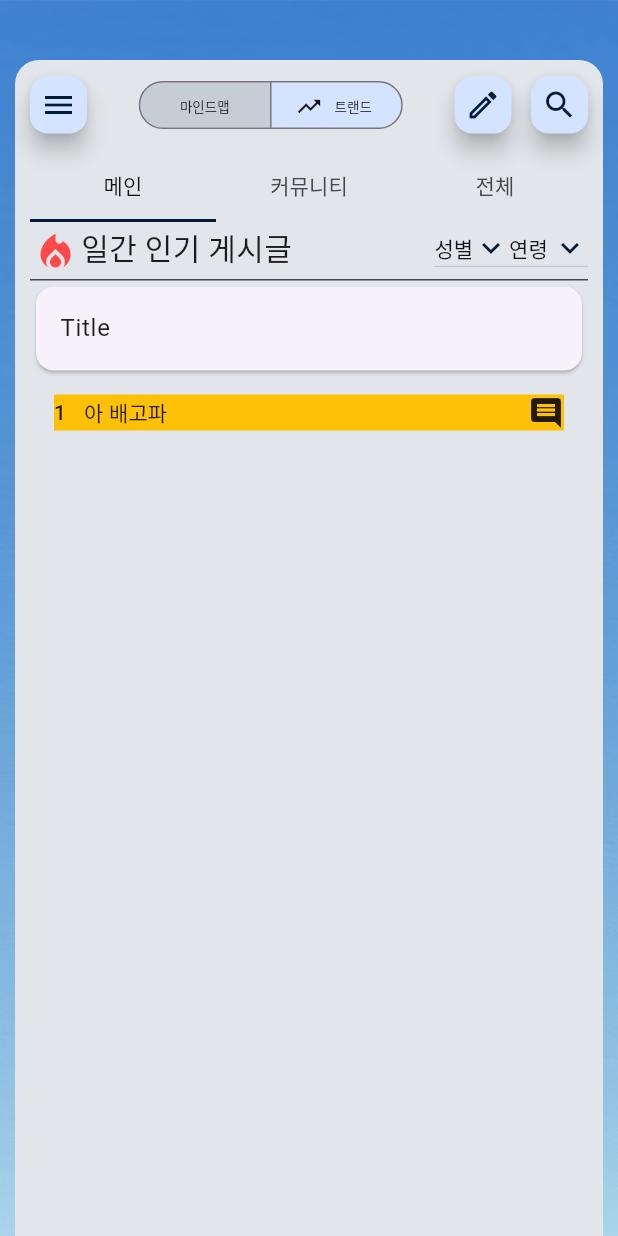
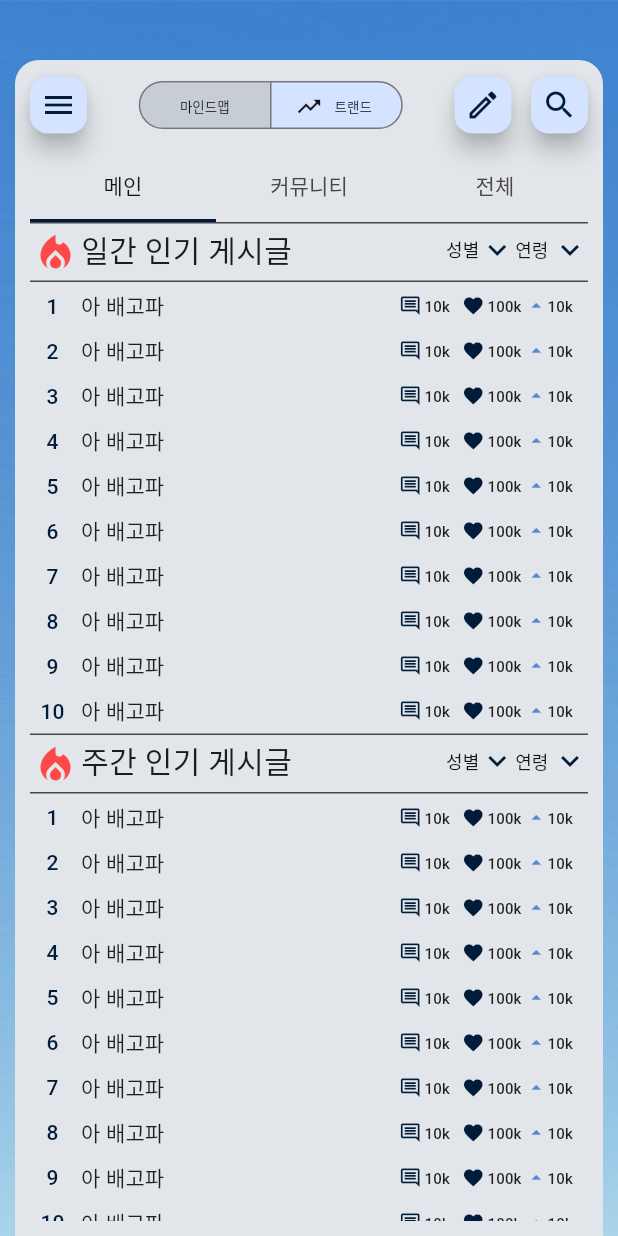
Before and after one commit to Capstone-Design-LAXY/LAXY-Client, a Flutter app: the screen it shows after launch, on a phone screen of 412 x 824 dp. Run offline on Flutter 3.47's test engine with Material 3 defaults, Android fonts, the phone set to English and light mode, and no system bars.

Commit message:
트랜드 - 메인 - 화면 구성 완료

```diff
--- /dev/null
+++ b/lib/common/component/post_ranking_list_tile.dart
@@ -0,0 +1,69 @@
+import 'package:flutter/material.dart';
+
+class PostRankingListTile extends StatelessWidget {
+  final int? rank;
+
+  const PostRankingListTile({
+    this.rank = 1,
+    Key? key,
+  }) : super(key: key);
+
+  @override
+  Widget build(BuildContext context) {
+    // TODO: 테마 적용
+    return SizedBox(
+      height: 30,
+      child: MaterialButton(
+        // color: Colors.amber,
+        onPressed: () {},
+        elevation: 0,
+        padding: EdgeInsets.zero,
+        child: Row(
+          children: [
+            Container(
+              // color: Colors.black,
+              height: 20,
+              width: 30,
+              child: Text('$rank', style: TextStyle(color: Color(0xFF001C3A)), textAlign: TextAlign.center,),
+            ),
+            SizedBox(width: 4,),
+            Text('아 배고파'),
+            Expanded(child: SizedBox()),
+            Row(
+              children: [
+                Icon(Icons.comment_outlined, size: 15, color: Color(0xFF001C3A),),
+                SizedBox(width: 2,),
+                Container(
+                    width: 23,
+                    child: Text('10k', style: TextStyle(fontSize: 10))
+                ),
+              ],
+            ),
+            SizedBox(width: 2,),
+            Row(
+              children: [
+                Icon(Icons.favorite, size: 15, color: Color(0xFF001C3A),),
+                SizedBox(width: 2,),
+                Container(
+                  width: 23,
+                  child: Text('100k', style: TextStyle(fontSize: 10))
+                ),
+              ],
+            ),
+            SizedBox(width: 2,),
+            Row(
+              children: [
+                Icon(Icons.arrow_drop_up, size: 15, color: Color(0xFF5589D3),),
+                Container(
+                    width: 23,
+                    child: Text('10k', style: TextStyle(fontSize: 10))
+                ),
+              ],
+            ),
+            SizedBox(width: 4,),
+          ],
+        ),
+      ),
+    );
+  }
+}
--- /dev/null
+++ b/lib/common/component/trends_main_tab_view.dart
@@ -0,0 +1,221 @@
+import 'package:flutter/material.dart';
+import 'package:laxy/common/component/post_ranking_list_tile.dart';
+
+class TrendsMainTabView extends StatefulWidget {
+
+  const TrendsMainTabView({
+    Key? key,
+  }) : super(key: key);
+
+  @override
+  State<TrendsMainTabView> createState() => _TrendsMainTabView();
+}
+
+enum Main{ mindMap, trends }
+const List<String> ageList = <String>['연령', '10대', '20대', '30대', '40대', '50대', '60대'];
+const List<String> genderList = <String>['성별', '남자', '여자', '기타'];
+
+class _TrendsMainTabView extends State<TrendsMainTabView>
+    with SingleTickerProviderStateMixin {
+  late TabController controller;
+  Main mainView = Main.trends;
+  String dropdownValueAge = ageList.first;
+  String dropdownValueGender = genderList.first;
+
+  @override
+  void initState() {
+    super.initState();
+
+    controller = TabController(length: 3, vsync: this);
+  }
+
+  @override
+  void dispose() {
+    controller.dispose();
+    super.dispose();
+  }
+
+  @override
+  Widget build(BuildContext context) {
+    // TODO: 테마 적용
+    return ListView(
+      children: [
+        // 헤더
+        Divider(height: 1, color: Color(0xFF48464C),),
+        Container(
+          child: Row(
+            children: [
+              Padding(
+                padding: const EdgeInsets.only(top: 5, left: 2, right: 2),
+                child: Icon(Icons.local_fire_department, color: Color(0xFFFF4949), size: 30,),
+              ),
+              Text(
+                '일간 인기 게시글',
+                style: TextStyle(
+                    fontSize: 20,
+                    fontWeight: FontWeight.w200
+                ),
+              ),
+              Expanded(child: SizedBox(),),
+              // 드롭다운
+              Container(
+                  child: DropdownButton<String>(
+                    value: dropdownValueGender,
+                    underline: SizedBox.shrink(),
+                    icon: const Icon(Icons.expand_more, color: Color(0xFF001C3A),),
+                    style: TextStyle(
+                        fontSize: 12,
+                        color: Color(0xFF141218)
+                    ),
+                    dropdownColor: Color(0xFFFFFFFF),
+                    isDense: true,
+                    onChanged: (String? genderValue) {
+                      setState(() {
+                        dropdownValueGender = genderValue!;
+                      });
+                    },
+                    items: genderList.map<DropdownMenuItem<String>>((String genderValue) {
+                      return DropdownMenuItem<String>(
+                        value: genderValue,
+                        child: Text(genderValue),
+                      );
+                    }).toList(),
+                  )
+              ),
+              Container(
+                  child: DropdownButton<String>(
+                    value: dropdownValueAge,
+                    underline: SizedBox.shrink(),
+                    icon: const Icon(Icons.expand_more, color: Color(0xFF001C3A),),
+                    style: TextStyle(
+                        fontSize: 12,
+                        color: Color(0xFF141218)
+                    ),
+                    dropdownColor: Color(0xFFFFFFFF),
+                    isDense: true,
+                    onChanged: (String? ageValue) {
+                      setState(() {
+                        dropdownValueAge = ageValue!;
+                      });
+                    },
+                    items: ageList.map<DropdownMenuItem<String>>((String ageValue) {
+                      return DropdownMenuItem<String>(
+                        value: ageValue,
+                        child: Text(ageValue),
+                      );
+                    }).toList(),
+                  )
+              )
+            ],
+          ),
+        ),
+        Padding(
+          padding: const EdgeInsets.only(top: 3, bottom: 1),
+          child: Divider(height: 1, color: Color(0xFF48464C),),
+        ),
+        Column(
+          children: <Widget>[
+            // 리스트
+            PostRankingListTile(rank: 1,),
+            PostRankingListTile(rank: 2,),
+            PostRankingListTile(rank: 3,),
+            PostRankingListTile(rank: 4,),
+            PostRankingListTile(rank: 5,),
+            PostRankingListTile(rank: 6,),
+            PostRankingListTile(rank: 7,),
+            PostRankingListTile(rank: 8,),
+            PostRankingListTile(rank: 9,),
+            PostRankingListTile(rank: 10,),
+          ],
+        ),
+        Divider(height: 1, color: Color(0xFF48464C),),
+        Container(
+          child: Row(
+            children: [
+              Padding(
+                padding: const EdgeInsets.only(top: 5,left: 2, right: 2),
+                child: Icon(Icons.local_fire_department, color: Color(0xFFFF4949), size: 30,),
+              ),
+              Text(
+                '주간 인기 게시글',
+                style: TextStyle(
+                    fontSize: 20,
+                    fontWeight: FontWeight.w200
+                ),
+              ),
+              Expanded(child: SizedBox(),),
+              // 드롭다운
+              Container(
+                  child: DropdownButton<String>(
+                    value: dropdownValueGender,
+                    underline: SizedBox.shrink(),
+                    icon: const Icon(Icons.expand_more, color: Color(0xFF001C3A),),
+                    style: TextStyle(
+                        fontSize: 12,
+                        color: Color(0xFF141218)
+                    ),
+                    dropdownColor: Color(0xFFFFFFFF),
+                    isDense: true,
+                    onChanged: (String? genderValue) {
+                      setState(() {
+                        dropdownValueGender = genderValue!;
+                      });
+                    },
+                    items: genderList.map<DropdownMenuItem<String>>((String genderValue) {
+                      return DropdownMenuItem<String>(
+                        value: genderValue,
+                        child: Text(genderValue),
+                      );
+                    }).toList(),
+                  )
+              ),
+              Container(
+                  child: DropdownButton<String>(
+                    value: dropdownValueAge,
+                    underline: SizedBox.shrink(),
+                    icon: const Icon(Icons.expand_more, color: Color(0xFF001C3A),),
+                    style: TextStyle(
+                        fontSize: 12,
+                        color: Color(0xFF141218)
+                    ),
+                    dropdownColor: Color(0xFFFFFFFF),
+                    isDense: true,
+                    onChanged: (String? ageValue) {
+                      setState(() {
+                        dropdownValueAge = ageValue!;
+                      });
+                    },
+                    items: ageList.map<DropdownMenuItem<String>>((String ageValue) {
+                      return DropdownMenuItem<String>(
+                        value: ageValue,
+                        child: Text(ageValue),
+                      );
+                    }).toList(),
+                  )
+              )
+            ],
+          ),
+        ),
+        Padding(
+          padding: const EdgeInsets.only(top: 3, bottom: 1),
+          child: Divider(height: 1, color: Color(0xFF48464C),),
+        ),
+        Column(
+          children: <Widget>[
+            // 리스트
+            PostRankingListTile(rank: 1,),
+            PostRankingListTile(rank: 2,),
+            PostRankingListTile(rank: 3,),
+            PostRankingListTile(rank: 4,),
+            PostRankingListTile(rank: 5,),
+            PostRankingListTile(rank: 6,),
+            PostRankingListTile(rank: 7,),
+            PostRankingListTile(rank: 8,),
+            PostRankingListTile(rank: 9,),
+            PostRankingListTile(rank: 10,),
+          ],
+        )
+      ],
+    );
+  }
+}
--- a/lib/screen/trends_screen.dart
+++ b/lib/screen/trends_screen.dart
@@ -5,6 +5,8 @@ import 'package:flutter/material.dart';
 import 'package:flutter/services.dart';
 import 'package:flutter/widgets.dart';
 import 'package:laxy/common/component/custom_floating_action_button.dart';
+import 'package:laxy/common/component/post_ranking_list_tile.dart';
+import 'package:laxy/common/component/trends_main_tab_view.dart';
 import 'package:laxy/common/layout/default_layout.dart';
 import 'package:laxy/theme/custom_theme_mode.dart';
 import '../common/component/custom_tab_bar.dart';
@@ -141,107 +143,12 @@ class _TrendsScreenState extends State<TrendsScreen>
                     ),
                     // 메인 컨텐츠 자리
                     Expanded(
-                      child: ListView(
+                      child: TabBarView(
+                        controller: controller,
                         children: [
-                          // 헤더
-                          Container(
-                            child: Row(
-                              children: [
-                                Padding(
-                                  padding: const EdgeInsets.only(top: 5, left: 2, right: 2),
-                                  child: Icon(Icons.local_fire_department, color: Color(0xFFFF4949), size: 30,),
-                                ),
-                                Text(
-                                  '일간 인기 게시글',
-                                  style: TextStyle(
-                                    fontSize: 20,
-                                    fontWeight: FontWeight.w200
-                                  ),
-                                ),
-                                Expanded(child: SizedBox(),),
-                                // 드롭다운
-                                Container(
-                                    child: DropdownButton<String>(
-                                      value: dropdownValueGender,
-                                      icon: const Icon(Icons.expand_more, color: Color(0xFF001C3A),),
-                                      style: TextStyle(
-                                          fontSize: 14,
-                                          color: Color(0xFF141218)
-                                      ),
-                                      dropdownColor: Color(0xFFFFFFFF),
-                                      isDense: true,
-                                      onChanged: (String? genderValue) {
-                                        setState(() {
-                                          dropdownValueGender = genderValue!;
-                                        });
-                                      },
-                                      items: genderList.map<DropdownMenuItem<String>>((String genderValue) {
-                                        return DropdownMenuItem<String>(
-                                          value: genderValue,
-                                          child: Text(genderValue),
-                                        );
-                                      }).toList(),
-                                    )
-                                ),
-                                Container(
-                                  child: DropdownButton<String>(
-                                    value: dropdownValueAge,
-                                    icon: const Icon(Icons.expand_more, color: Color(0xFF001C3A),),
-                                    style: TextStyle(
-                                      fontSize: 14,
-                                      color: Color(0xFF141218)
-                                    ),
-                                    dropdownColor: Color(0xFFFFFFFF),
-                                    isDense: true,
-                                    onChanged: (String? ageValue) {
-                                      setState(() {
-                                        dropdownValueAge = ageValue!;
-                                      });
-                                    },
-                                    items: ageList.map<DropdownMenuItem<String>>((String ageValue) {
-                                      return DropdownMenuItem<String>(
-                                        value: ageValue,
-                                        child: Text(ageValue),
-                                      );
-                                    }).toList(),
-                                  )
-                                )
-                              ],
-                            ),
-                          ),
-                          Padding(
-                            padding: const EdgeInsets.only(top: 3),
-                            child: Divider(height: 1, color: Color(0xFF48464C),),
-                          ),
-                          Column(
-                            children: <Widget>[
-                              Card(
-                                child: ListTile(
-                                  title: Text('Title'),
-                                  onTap: () {},
-                                ),
-                              ),
-                              MaterialButton(
-                                onPressed: () {},
-                                child: Container(
-                                  color: Colors.amber,
-                                  child: Row(
-                                    children: [
-                                      Container(
-                                        height: 20,
-                                        width: 20,
-                                        child: Text('1'),
-                                      ),
-                                      Text('아 배고파'),
-                                      Expanded(child: SizedBox()),
-                                      Icon(Icons.comment),
-
-                                    ],
-                                  ),
-                                ),
-                              )
-                            ],
-                          )
+                          TrendsMainTabView(),
+                          TrendsMainTabView(),
+                          TrendsMainTabView(),
                         ],
                       ),
                     )
```
